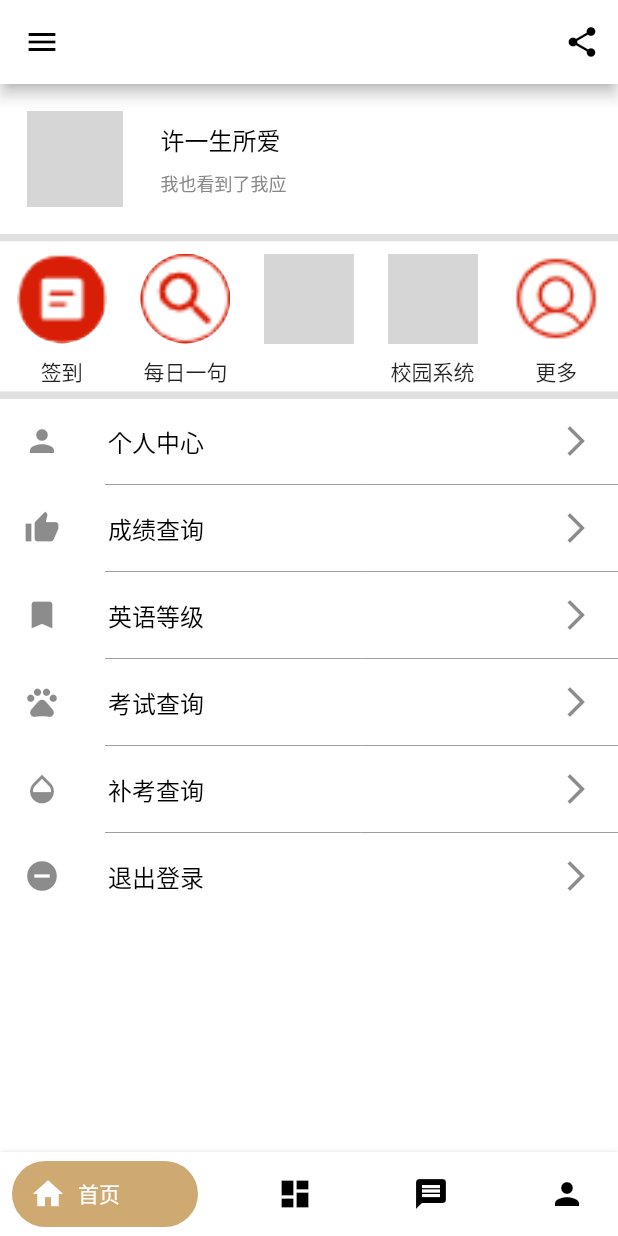
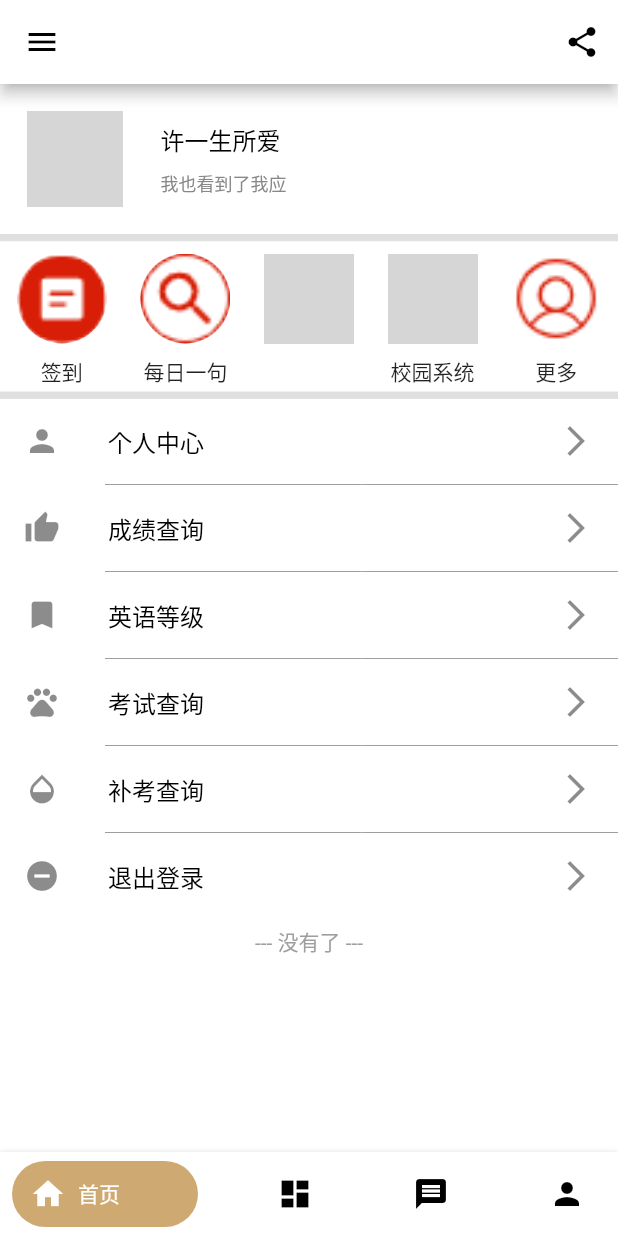
Before and after one commit to xushiwang/Flutter-HBZS, a Flutter app: the screen it shows after launch, swiped to page 4, on a phone screen of 412 x 824 dp. Run offline on Flutter 3.47's test engine with Material 2 defaults, Android fonts, the phone set to English and light mode, and no system bars; our stand-ins replace cached_network_image, dio, flutter_custom_clippers, flutter_swiper, font_awesome_flutter and 4 more; missing offline and left inert: dart:ffi; generated files the repository leaves out were written again; network calls fail; grey boxes are pictures that could not be loaded.

Commit message:
我 页面细节优化UI

```diff
--- a/lib/pages/tabs/Class.dart
+++ b/lib/pages/tabs/Class.dart
@@ -86,7 +86,7 @@ class _ClassPageState extends State<ClassPage> {
       home: DefaultTabController(
         length: 2,
         child: Scaffold(
-          backgroundColor: Colors.white,
+          // backgroundColor: Colors.white,
           appBar: AppBar(
             leading: Builder(builder: (context) {
               return IconButton(
--- a/lib/pages/tabs/Me.dart
+++ b/lib/pages/tabs/Me.dart
@@ -1,10 +1,10 @@
-
 import 'package:flutter/material.dart';
 import 'package:hbzs/res/MyDrawer.dart';
 import 'package:hbzs/res/customview.dart';
 import 'package:share/share.dart';
 import 'package:hbzs/res/MyListTitle.dart';
 import 'package:shared_preferences/shared_preferences.dart';
+
 class MePage extends StatefulWidget {
   MePage({Key key}) : super(key: key);
 
@@ -13,53 +13,64 @@ class MePage extends StatefulWidget {
 }
 
 class _MePageState extends State<MePage> {
-  var nickname="";
+  var nickname = "";
   @override
-  void initState(){
+  void initState() {
     super.initState();
     this.get_name();
   }
+
   get_name() async {
     final prefs = await SharedPreferences.getInstance();
     var a = prefs.getString("name");
-    if(a !=null){
+    if (a != null) {
       setState(() {
         nickname = a;
       });
     }
   }
+
   @override
   Widget build(BuildContext context) {
     return Scaffold(
       backgroundColor: Colors.white,
-      drawer:MyDrawer(),
+      drawer: MyDrawer(),
       appBar: AppBar(
-        title:Text(
-          nickname,
-          style: TextStyle(color: Colors.black)
-        ),
+        title: Text(nickname, style: TextStyle(color: Colors.black)),
         backgroundColor: Colors.white,
         centerTitle: true,
         actions: <Widget>[
           IconButton(
             icon: Icon(Icons.share),
             color: Colors.black,
-            onPressed: (){
+            onPressed: () {
               print('分享1');
               Share.share("【海滨助手】\n https://www.hbxy.xyz/");
             },
           )
         ],
       ),
-
       body: new ListView(
         children: <Widget>[
           Card(),
           BigDivider(),
-            Header(),     //头部
+          Header(), //头部
           BigDivider(),
-            MyTitleList()
-
+          MyTitleList(),
+          SizedBox(
+            height: 5.0,
+            child: new Center(
+              child: new Container(
+                height: 5.0,
+                color: Colors.white,
+              ),
+            ),
+          ),
+          Text(
+            "--- 没有了 ---\n",
+            style: TextStyle(color: Colors.grey),
+            textAlign: TextAlign.center,
+          )
         ],
       ),
     );
@@ -84,12 +95,10 @@ class Card extends StatelessWidget {
                   decoration: BoxDecoration(
                       borderRadius: BorderRadius.circular(150),
                       image: DecorationImage(
-                      image: NetworkImage("https://img2.woyaogexing.com/2019/12/28/ebc0f9f2e4bd498283d51d96f878f391!400x400.jpeg"),
-                      fit: BoxFit.cover
-                    )
+                          image: NetworkImage(
+                              "https://img2.woyaogexing.com/2019/12/28/ebc0f9f2e4bd498283d51d96f878f391!400x400.jpeg"),
+                          fit: BoxFit.cover)),
                 ),
-                ),
-
                 new Column(
                   crossAxisAlignment: CrossAxisAlignment.start,
                   children: <Widget>[
@@ -97,24 +106,23 @@ class Card extends StatelessWidget {
                     Container(
                       alignment: Alignment.topLeft,
                       margin: EdgeInsets.only(left: 25.0),
-                      child:Text(
+                      child: Text(
                         '许一生所爱',
-                        style:TextStyle(
+                        style: TextStyle(
                             // color: Color(0xFF888888),//浅灰
-                          color:Colors.black,
-                          fontSize: 16
-                        ),
+                            color: Colors.black,
+                            fontSize: 16),
                       ),
                     ),
                     //个性签名
                     Container(
-                      margin: EdgeInsets.only(left: 25.0,top: 8),
-                      child:Text(
+                      margin: EdgeInsets.only(left: 25.0, top: 8),
+                      child: Text(
                         '我也看到了我应',
                         overflow: TextOverflow.fade,
                         maxLines: 1,
-                        style:TextStyle(
-                        color: Color(0xFF888888),//浅灰
+                        style: TextStyle(
+                          color: Color(0xFF888888), //浅灰
                           //color:Colors.black,
                           fontSize: 12,
                         ),
@@ -130,6 +138,7 @@ class Card extends StatelessWidget {
     );
   }
 }
+
 class Header extends StatelessWidget {
   @override
   Widget build(BuildContext context) {
@@ -267,6 +276,5 @@ class Header extends StatelessWidget {
         ],
       ),
     );
-
   }
 }
--- a/lib/res/MyListTitle.dart
+++ b/lib/res/MyListTitle.dart
@@ -120,6 +120,7 @@ class MyTitleList extends StatelessWidget {
           Navigator.pushNamed(context, '/login');
         },
       ),
+
     ]);
   }
 }
--- a/lib/router/about.dart
+++ b/lib/router/about.dart
@@ -61,7 +61,7 @@ class About extends StatelessWidget {
             },
           ),
           new Divider(),
-          Text("特别感谢各位老师\同学给予的支持与帮助")
+          Text("特别感谢各位老师同学给予的支持与帮助",textAlign: TextAlign.center,)
         ],
       ),
     );
--- a/pubspec.yaml
+++ b/pubspec.yaml
@@ -17,6 +17,7 @@ environment:
   sdk: ">=2.1.0 <3.0.0"
 
 dependencies:
+  charts_flutter: ^0.6.0
   url_launcher: 3.0.0
   shared_preferences: ^0.5.1
   dio: ^1.0.9
@@ -81,7 +82,6 @@ flutter:
    - images/bg.jpg
 
 
-
   # An image asset can refer to one or more resolution-specific "variants", see
   # https://flutter.dev/assets-and-images/#resolution-aware.
 
```
Also changed, not shown: lib/main.dart (+20 -24 lines), lib/router/echarts.dart (added, +41 -0 lines), pubspec.lock. Lines whose indentation alone changed are shown as unchanged.
